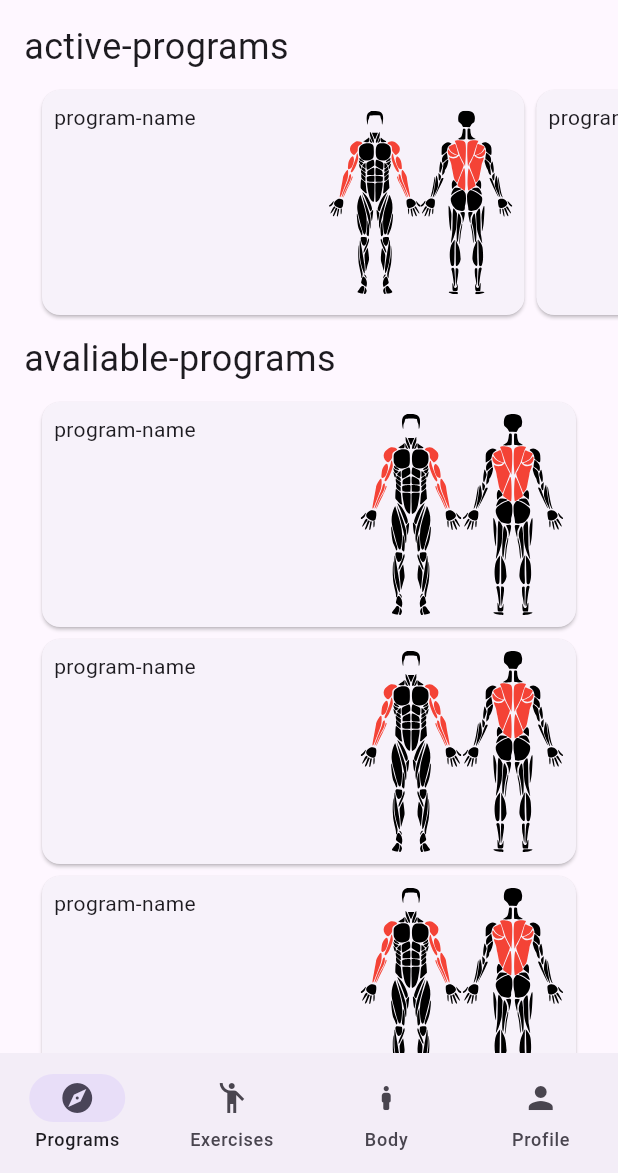
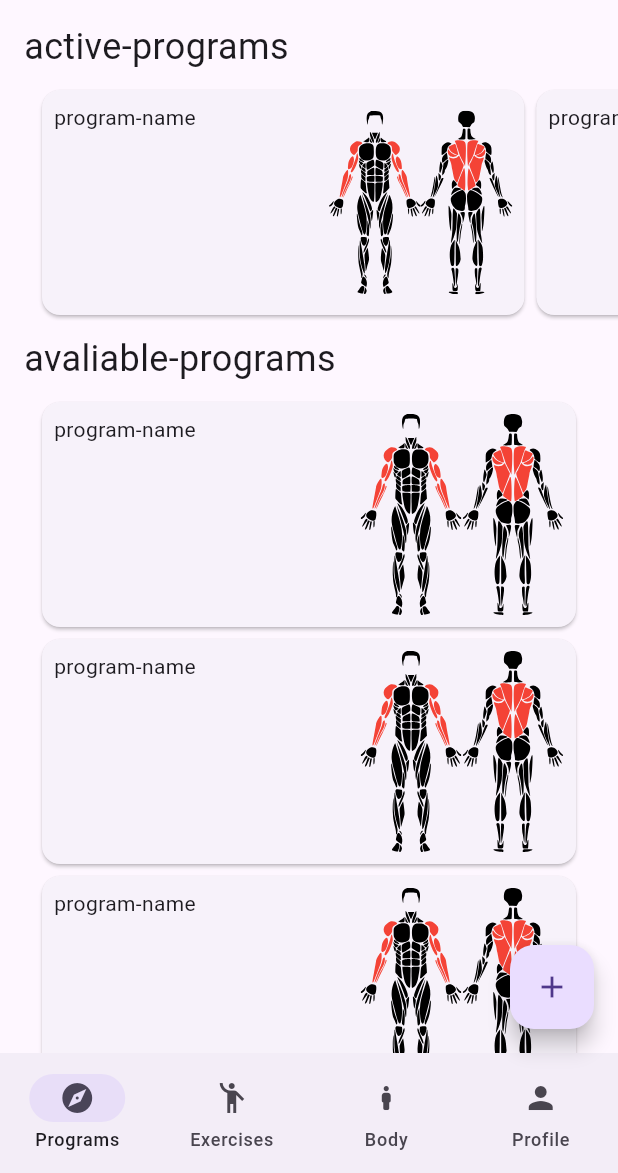
Before and after one commit to ZnZq/my_fit_journey, a Flutter app: the screen it shows after launch, on a phone screen of 412 x 824 dp, the part 63-1236 px from its top. Run offline on Flutter 3.47's test engine with Material 3 defaults, Android fonts, the light colour scheme and no system bars; our stand-ins replace equatable, flutter_expandable_fab, flutter_svg, image_picker, localization, photo_view; missing offline and left inert: country_flags.

Commit message:
configure main page

```diff
--- a/lib/pages/main_page.dart
+++ b/lib/pages/main_page.dart
@@ -13,7 +13,7 @@ import 'package:my_fit_journey/models/other_exercise.dart';
 import 'package:my_fit_journey/models/swimming_exercise.dart';
 import 'package:my_fit_journey/pages/exercise_page.dart';
 import 'package:my_fit_journey/pages/exercises_page.dart';
-import 'package:my_fit_journey/pages/program_page.dart';
+import 'package:my_fit_journey/pages/programs_page.dart';
 import 'package:my_fit_journey/pages/profile_page.dart';
 import 'package:my_fit_journey/widgets/body_structure_selector.dart';
 
@@ -26,67 +26,44 @@ class MainPage extends StatefulWidget {
   State<MainPage> createState() => _MainPageState();
 }
 
+class Destination {
+  final Icon icon;
+  final String label;
+  final Widget? page;
+  final FloatingActionButtonLocation floatingActionButtonLocation;
+  final Widget? floatingActionButton;
+
+  const Destination({
+    required this.icon,
+    required this.label,
+    this.page,
+    this.floatingActionButtonLocation = FloatingActionButtonLocation.endFloat,
+    this.floatingActionButton,
+  });
+}
+
 class _MainPageState extends State<MainPage> {
   int currentPageIndex = 0;
   final _expandableFabStateKey = GlobalKey<ExpandableFabState>();
 
-  @override
-  Widget build(BuildContext context) {
-    // final locale = Localizations.localeOf(context);
-    final mainApp = context.findAncestorStateOfType<MainAppState>()!;
-
-    return Scaffold(
-      appBar: AppBar(
-        title: Text('app-title'.i18n()),
-        actions: [
-          PopupMenuButton<Locale>(
-            icon: const Icon(Icons.language),
-            onSelected: (value) {
-              mainApp.changeLocale(value);
-            },
-            itemBuilder: (context) {
-              return [
-                PopupMenuItem(
-                  value: const Locale('en'),
-                  enabled: mainApp.locale?.languageCode != 'en',
-                  child: ListTile(
-                    leading: CountryFlag.fromCountryCode("us"),
-                    title: Text('english'.i18n()),
-                  ),
-                ),
-                PopupMenuItem(
-                  value: const Locale('uk'),
-                  enabled: mainApp.locale?.languageCode != 'uk',
-                  child: ListTile(
-                    leading: CountryFlag.fromCountryCode("ua"),
-                    title: Text('ukranian'.i18n()),
-                  ),
-                ),
-              ];
-            },
-          ),
-        ],
+  List<Destination> getDestinations(BuildContext context) {
+    return [
+      Destination(
+        icon: const Icon(Icons.explore_rounded),
+        label: 'Programs',
+        page: const ProgramsPage(),
+        floatingActionButton: FloatingActionButton(
+          heroTag: 'floatingActionButton',
+          onPressed: () {},
+          child: const Icon(Icons.add),
+        ),
       ),
-      body: SafeArea(
-        child: [
-          const ProgramPage(),
-          const ExercisesPage(),
-          BodyStructureSelector(
-            frontSvg: maleFrontSvg,
-            backSvg: maleBackSvg,
-          ),
-          const ProfilePage(),
-        ][currentPageIndex],
-      ),
-      floatingActionButtonLocation: [
-        null,
-        ExpandableFab.location,
-        null,
-        null,
-      ][currentPageIndex],
-      floatingActionButton: [
-        null,
-        ExpandableFab(
+      Destination(
+        icon: const Icon(Icons.emoji_people),
+        label: 'Exercises',
+        page: const ExercisesPage(),
+        floatingActionButtonLocation: ExpandableFab.location,
+        floatingActionButton: ExpandableFab(
           key: _expandableFabStateKey,
           type: ExpandableFabType.up,
           distance: 70,
@@ -94,6 +71,15 @@ class _MainPageState extends State<MainPage> {
           overlayStyle: ExpandableFabOverlayStyle(
             color: Colors.black.withOpacity(0.25),
             blur: 3,
+          ),
+          openButtonBuilder: DefaultFloatingActionButtonBuilder(
+            heroTag: 'floatingActionButton',
+            child: const Icon(Icons.add),
+          ),
+          closeButtonBuilder: DefaultFloatingActionButtonBuilder(
+            heroTag: 'floatingActionButton',
+            child: const Icon(Icons.close),
+            fabSize: ExpandableFabSize.small,
           ),
           children: [
             FloatingActionButton.extended(
@@ -146,31 +132,77 @@ class _MainPageState extends State<MainPage> {
             ),
           ],
         ),
-        null,
-        null,
-      ][currentPageIndex],
+      ),
+      Destination(
+        icon: const Icon(Icons.boy_rounded),
+        label: 'Body',
+        page: BodyStructureSelector(
+          frontSvg: maleFrontSvg,
+          backSvg: maleBackSvg,
+        ),
+      ),
+      const Destination(
+        icon: Icon(Icons.person),
+        label: 'Profile',
+        page: ProfilePage(),
+      ),
+    ];
+  }
+
+  @override
+  Widget build(BuildContext context) {
+    final mainApp = context.findAncestorStateOfType<MainAppState>()!;
+    final destinations = getDestinations(context);
+    final destination = destinations[currentPageIndex];
+
+    return Scaffold(
+      appBar: AppBar(
+        title: Text('app-title'.i18n()),
+        actions: [
+          PopupMenuButton<Locale>(
+            icon: const Icon(Icons.language),
+            onSelected: (value) {
+              mainApp.changeLocale(value);
+            },
+            itemBuilder: (context) {
+              return [
+                PopupMenuItem(
+                  value: const Locale('en'),
+                  enabled: mainApp.locale?.languageCode != 'en',
+                  child: ListTile(
+                    leading: CountryFlag.fromCountryCode("us"),
+                    title: Text('english'.i18n()),
+                  ),
+                ),
+                PopupMenuItem(
+                  value: const Locale('uk'),
+                  enabled: mainApp.locale?.languageCode != 'uk',
+                  child: ListTile(
+                    leading: CountryFlag.fromCountryCode("ua"),
+                    title: Text('ukranian'.i18n()),
+                  ),
+                ),
+              ];
+            },
+          ),
+        ],
+      ),
+      body: SafeArea(
+        child: destination.page ??
+            const Center(
+              child: Text('Not implemented yet'),
+            ),
+      ),
+      floatingActionButtonLocation: destination.floatingActionButtonLocation,
+      floatingActionButton: destination.floatingActionButton,
       bottomNavigationBar: NavigationBar(
         selectedIndex: currentPageIndex,
         onDestinationSelected: (int index) {
           setState(() => currentPageIndex = index);
         },
-        destinations: const [
-          NavigationDestination(
-            icon: Icon(Icons.explore_rounded),
-            label: 'Programs',
-          ),
-          NavigationDestination(
-            icon: Icon(Icons.emoji_people),
-            label: 'Exercises',
-          ),
-          NavigationDestination(
-            icon: Icon(Icons.boy_rounded),
-            label: 'Body',
-          ),
-          NavigationDestination(
-            icon: Icon(Icons.person),
-            label: 'Profile',
-          ),
+        destinations: [
+          for (var dest in destinations)
+            NavigationDestination(icon: dest.icon, label: dest.label)
         ],
       ),
     );
--- a/lib/pages/program_page.dart
+++ b/lib/pages/programs_page.dart
@@ -6,14 +6,14 @@ import 'package:my_fit_journey/const.dart';
 import 'package:my_fit_journey/data.dart';
 import 'package:my_fit_journey/widgets/svg_highlight.dart';
 
-class ProgramPage extends StatefulWidget {
-  const ProgramPage({super.key});
+class ProgramsPage extends StatefulWidget {
+  const ProgramsPage({super.key});
 
   @override
-  State<ProgramPage> createState() => _ProgramPageState();
+  State<ProgramsPage> createState() => _ProgramsPageState();
 }
 
-class _ProgramPageState extends State<ProgramPage> {
+class _ProgramsPageState extends State<ProgramsPage> {
   late final Map<String, BodyGroup> bodyStructure;
 
   @override
```
